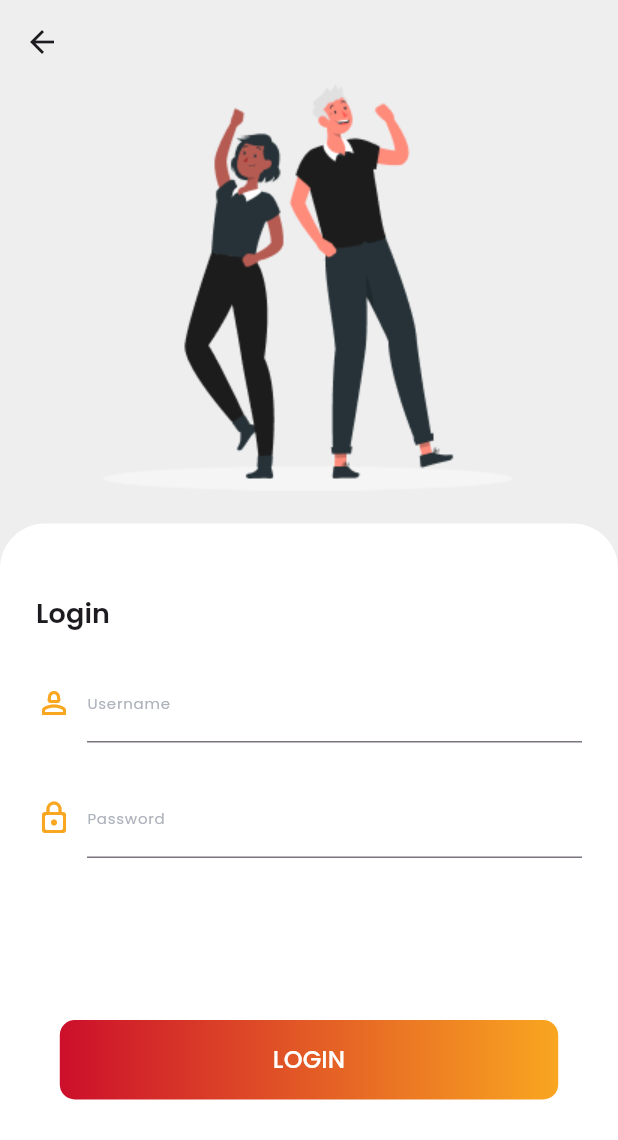
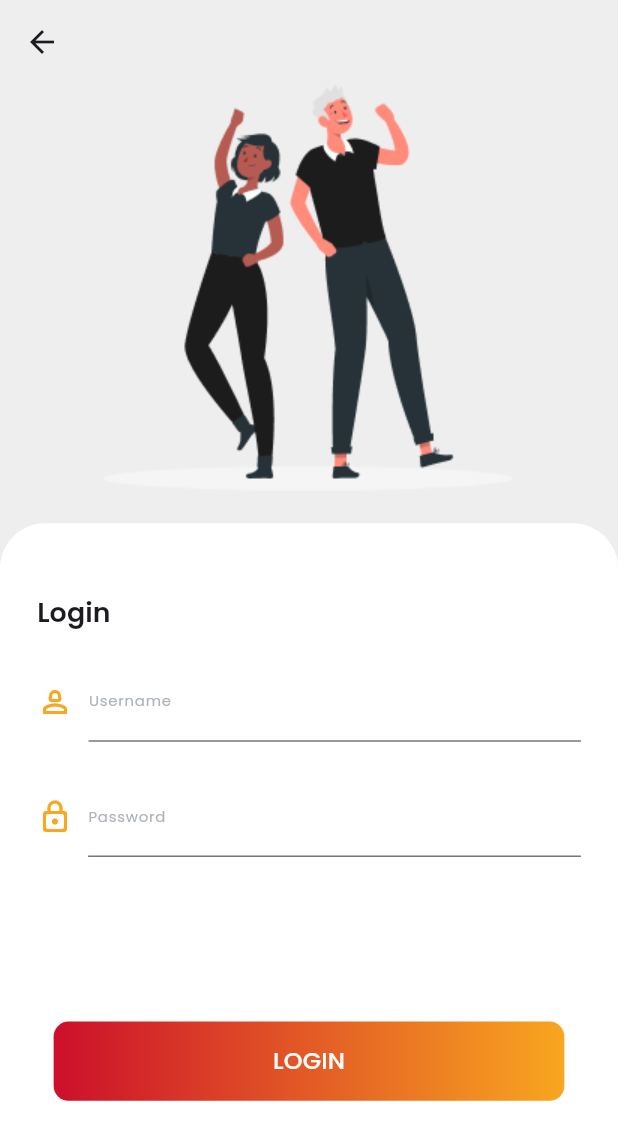
Before and after one commit to Erudi787/ResponsivCode-Attendance, a Flutter app: the LoginView screen opened by its route, on a phone screen of 412 x 824 dp. Shown: the top 1140 px of the screen. Run offline on Flutter 3.47's test engine with Material 3 defaults, Android fonts, the phone set to English and light mode, and no system bars; our stand-ins replace camera, dio, flutter_dotenv, fluttertoast, geolocator, get and 5 more; missing offline and left inert: cloudinary_flutter, cloudinary_url_gen; accounts and stored records are empty; generated files the repository leaves out were written again.

```diff
--- a/lib/main.dart
+++ b/lib/main.dart
@@ -2,6 +2,8 @@ import 'package:flutter/material.dart';
 import 'package:flutter_dotenv/flutter_dotenv.dart';
 import 'package:rts_locator/src/environment/config_contoller.dart';
 import 'package:rts_locator/src/environment/config_service.dart';
+import 'package:rts_locator/src/permission/permission_controller.dart';
+import 'package:rts_locator/src/permission/permission_service.dart';
 
 import 'src/app.dart';
 import 'src/settings/settings_controller.dart';
@@ -13,11 +15,13 @@ void main() async {
   // Flutter Widgets.
   final settingsController = SettingsController(SettingsService());
   final environmentController = ConfigController(ConfigService());
+  final permissionController = PermissionController(PermissionService());
 
   // Load the user's preferred theme while the splash screen is displayed.
   // This prevents a sudden theme change when the app is first displayed.
   await settingsController.loadSettings();
   await environmentController.loadCloundConfig();
+  await permissionController.requestPermissions();
 
   // Run the app and pass in the SettingsController. The app listens to the
   // SettingsController for changes, then passes it further down to the
--- a/lib/src/home/home_service.dart
+++ b/lib/src/home/home_service.dart
@@ -95,8 +95,8 @@ class HomeService {
 
     // Add watermark
     final watermarkText =
-        'Latitude: ${locationController.latitude}\nLongitude: ${locationController.longitude}\nPlus Code: ${locationController.plusCode}\nNote: $note';
-    final watermarkColor = img.ColorRgb8(255, 255, 255);
+        'Latitude: ${locationController.latitude.value}\nLongitude: ${locationController.longitude.value}\nPlus Code: ${locationController.plusCode.value}\nNote: $note';
+    final watermarkColor = img.ColorRgb8(64, 224, 208);
 
     final watermark = img.drawString(
       image,
@@ -139,6 +139,7 @@ class HomeService {
     data['long_lat'] =
         '${locationController.latitude.value}, ${locationController.longitude.value}';
     data['address'] = locationController.plusCode.value;
+    data['picture_type'] = _selectedCameraIndex == 0 ? "back" : "selfie";
 
     await dio.post('${configController.apiUrl.value}/attendance',
         data: jsonEncode(data),
--- a/lib/src/login/login_view.dart
+++ b/lib/src/login/login_view.dart
@@ -28,13 +28,13 @@ class LoginView extends StatelessWidget {
       resizeToAvoidBottomInset: true,
       body: SingleChildScrollView(
         child: Container(
-          height: height - 100,
+          height: height - height * 0.120625,
           width: width,
           decoration: BoxDecoration(color: Colors.grey.shade200),
           child: Column(
             children: [
               Padding(
-                padding: const EdgeInsets.only(bottom: 22),
+                padding: EdgeInsets.only(bottom: height * 0.0265375),
                 child: Image.asset(
                   "assets/background/rafiki.png",
                   fit: BoxFit.cover,
@@ -50,8 +50,11 @@ class LoginView extends StatelessWidget {
                         topRight: Radius.circular(30),
                       )),
                   child: Padding(
-                    padding: const EdgeInsets.only(
-                        left: 24, top: 47, right: 24, bottom: 47),
+                    padding: EdgeInsets.only(
+                        left: width * 0.06,
+                        top: height * 0.05669375,
+                        right: width * 0.06,
+                        bottom: height * 0.05669375),
                     child: Column(
                       mainAxisAlignment: MainAxisAlignment.spaceBetween,
                       children: [
@@ -61,22 +64,25 @@ class LoginView extends StatelessWidget {
                             crossAxisAlignment: CrossAxisAlignment.start,
                             children: [
                               Padding(
-                                padding: const EdgeInsets.only(bottom: 20),
+                                padding:
+                                    EdgeInsets.only(bottom: height * 0.024125),
                                 child: Text(
                                   "Login",
                                   style: GoogleFonts.poppins(
-                                      fontSize: 18,
+                                      fontSize: height * 0.0217125,
                                       fontWeight: FontWeight.w600,
                                       letterSpacing: 0.1),
                                 ),
                               ),
                               Padding(
-                                padding: const EdgeInsets.only(bottom: 24),
+                                padding:
+                                    EdgeInsets.only(bottom: height * 0.02895),
                                 child: Row(
                                   children: [
-                                    const Padding(
-                                      padding: EdgeInsets.only(right: 10),
-                                      child: Icon(
+                                    Padding(
+                                      padding:
+                                          EdgeInsets.only(right: width * 0.025),
+                                      child: const Icon(
                                         Icons.person_2_outlined,
                                         color: Color(0xFFF9A620),
                                       ),
@@ -85,14 +91,14 @@ class LoginView extends StatelessWidget {
                                       child: TextFormField(
                                         controller: _usernameController,
                                         style: GoogleFonts.poppins(
-                                            fontSize: 14,
+                                            fontSize: height * 0.0168875,
                                             fontWeight: FontWeight.w600,
                                             color: Colors.black),
                                         decoration: InputDecoration(
                                           label: Text(
                                             "Username",
                                             style: GoogleFonts.poppins(
-                                                fontSize: 10,
+                                                fontSize: height * 0.0120625,
                                                 fontWeight: FontWeight.w400,
                                                 color: const Color(0xFFADB2BB)),
                                           ),
@@ -130,14 +136,14 @@ class LoginView extends StatelessWidget {
                                       obscureText: true,
                                       controller: _passwordController,
                                       style: GoogleFonts.poppins(
-                                          fontSize: 14,
+                                          fontSize: height * 0.0168875,
                                           fontWeight: FontWeight.w600,
                                           color: Colors.black),
                                       decoration: InputDecoration(
                                         label: Text(
                                           "Password",
                                           style: GoogleFonts.poppins(
-                                              fontSize: 10,
+                                              fontSize: height * 0.0120625,
                                               fontWeight: FontWeight.w400,
                                               color: const Color(0xFFADB2BB)),
                                         ),
@@ -181,15 +187,15 @@ class LoginView extends StatelessWidget {
                                             borderRadius:
                                                 BorderRadius.circular(10)),
                                         child: Padding(
-                                          padding: const EdgeInsets.only(
-                                              left: 142,
-                                              top: 15,
-                                              right: 142,
-                                              bottom: 15),
+                                          padding: EdgeInsets.only(
+                                              left: width * 0.355,
+                                              top: height * 0.01809375,
+                                              right: width * 0.355,
+                                              bottom: height * 0.01809375),
                                           child: Text(
                                             "LOGIN",
                                             style: GoogleFonts.poppins(
-                                                fontSize: 16,
+                                                fontSize: height * 0.0193,
                                                 fontWeight: FontWeight.w500,
                                                 letterSpacing: 0.1,
                                                 color: Colors.white),
@@ -209,15 +215,15 @@ class LoginView extends StatelessWidget {
                                             borderRadius:
                                                 BorderRadius.circular(10)),
                                         child: Padding(
-                                          padding: const EdgeInsets.only(
-                                              left: 142,
-                                              top: 15,
-                                              right: 142,
-                                              bottom: 15),
+                                          padding: EdgeInsets.only(
+                                              left: width * 0.355,
+                                              top: height * 0.01809375,
+                                              right: width * 0.355,
+                                              bottom: height * 0.01809375),
                                           child: Text(
                                             "LOGIN",
                                             style: GoogleFonts.poppins(
-                                                fontSize: 16,
+                                                fontSize: height * 0.0193,
                                                 fontWeight: FontWeight.w500,
                                                 letterSpacing: 0.1,
                                                 color: Colors.white),
```
Also changed, not shown: lib/src/home/home_controller.dart (+8 -2 lines), lib/src/home/home_view.dart (+63 -12 lines), lib/src/location/location_service.dart (+12 -12 lines), lib/src/permission/permission_controller.dart (added, +11 -0 lines), lib/src/permission/permission_service.dart (added, +39 -0 lines), lib/src/settings/settings_view.dart (+12 -6 lines), lib/src/splash/splash_view.dart (+5 -5 lines).
